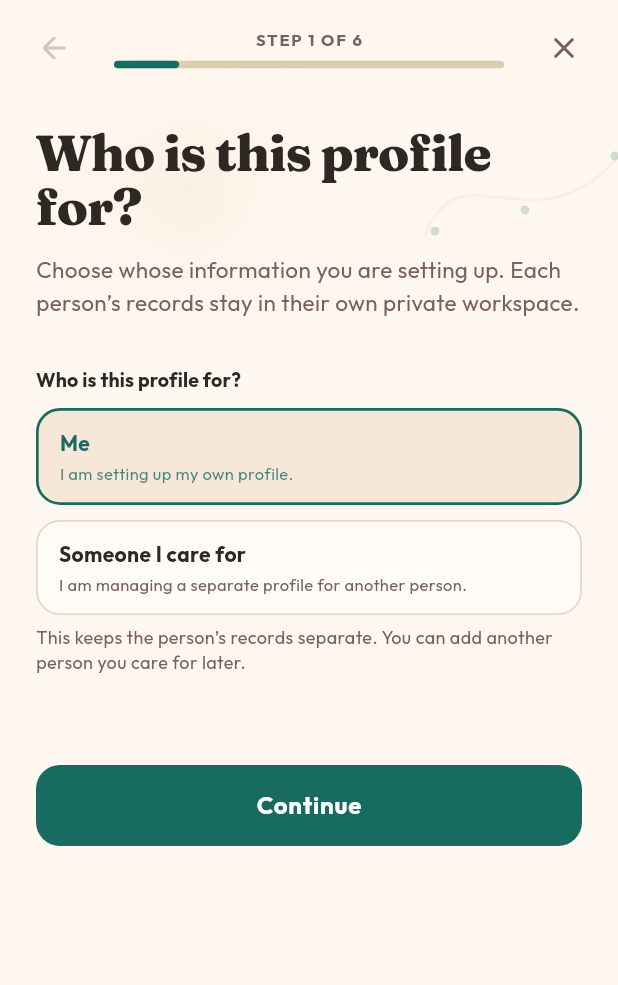
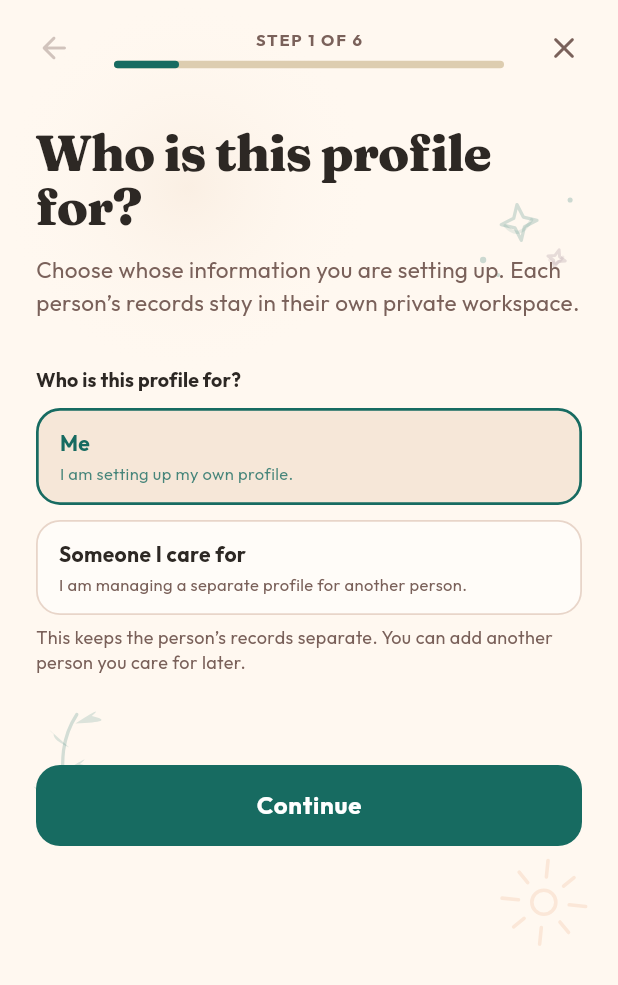
Before and after one commit to TyeLenol/spineup, a Flutter app: the screen it shows after launch, after a tap on "Skip", after a tap on "Set up my space", on a phone screen of 412 x 824 dp. Shown: the top 985 px of the screen. Run offline on Flutter 3.47's test engine with Material 3 defaults, Android fonts, the phone set to English and light mode, and no system bars; our stand-ins replace file_picker, fl_chart, flutter_expandable_fab, flutter_svg, google_fonts, image_picker and 3 more; missing offline and left inert: cryptography_plus, rss_dart; accounts and stored records are empty.

Commit message:
feat: add profile background doodles

```diff
--- a/lib/screens/profile_setup/living_background.dart
+++ b/lib/screens/profile_setup/living_background.dart
@@ -1,3 +1,5 @@
+import 'dart:math' as math;
+
 import 'package:flutter/material.dart';
 
 import '../../theme/app_theme.dart';
@@ -31,13 +33,8 @@ class LivingBackground extends StatelessWidget {
               ),
             ),
           ),
-          Positioned(
-            top: 74,
-            right: -12,
-            child: CustomPaint(
-              size: const Size(152, 112),
-              painter: _ThreadSignaturePainter(step: step),
-            ),
+          Positioned.fill(
+            child: CustomPaint(painter: _ProfileDoodlePainter(step: step)),
           ),
         ],
       ),
@@ -45,34 +42,146 @@ class LivingBackground extends StatelessWidget {
   }
 }
 
-class _ThreadSignaturePainter extends CustomPainter {
+class _ProfileDoodlePainter extends CustomPainter {
   final int step;
 
-  const _ThreadSignaturePainter({required this.step});
+  const _ProfileDoodlePainter({required this.step});
 
   @override
   void paint(Canvas canvas, Size size) {
-    final coral = Paint()
-      ..color = AppTheme.profileWarm.withValues(alpha: 0.2)
+    final teal = Paint()
+      ..color = AppTheme.profileSage.withValues(alpha: 0.19)
       ..style = PaintingStyle.stroke
-      ..strokeWidth = 2
-      ..strokeCap = StrokeCap.round;
-    final sage = Paint()
-      ..color = AppTheme.profileSage.withValues(alpha: 0.2)
+      ..strokeWidth = 2.2
+      ..strokeCap = StrokeCap.round
+      ..strokeJoin = StrokeJoin.round;
+    final terracotta = Paint()
+      ..color = AppTheme.profileWarm.withValues(alpha: 0.34)
+      ..style = PaintingStyle.stroke
+      ..strokeWidth = 2.4
+      ..strokeCap = StrokeCap.round
+      ..strokeJoin = StrokeJoin.round;
+    final berry = Paint()
+      ..color = const Color(0xFF7B5A70).withValues(alpha: 0.18)
+      ..style = PaintingStyle.stroke
+      ..strokeWidth = 2.0
+      ..strokeCap = StrokeCap.round
+      ..strokeJoin = StrokeJoin.round;
+
+    final width = size.width;
+    final height = size.height;
+    final offset = step.isEven ? 0.018 : 0.0;
+
+    _drawStars(
+      canvas,
+      Offset(width * (0.84 + offset), height * 0.18),
+      teal,
+      berry,
+    );
+    _drawSunburst(canvas, Offset(width * 0.88, height * 0.73), terracotta);
+    _drawLeafySprig(canvas, Offset(width * 0.10, height * 0.68), teal);
+  }
+
+  void _drawStars(Canvas canvas, Offset center, Paint teal, Paint berry) {
+    _drawStar(canvas, center, 12, teal, rotation: -0.12);
+    _drawStar(canvas, center + const Offset(25, 24), 6, berry, rotation: 0.28);
+    final dots = Paint()
+      ..color = teal.color.withValues(alpha: 0.22)
       ..style = PaintingStyle.fill;
+    canvas.drawCircle(center + const Offset(-24, 25), 2.1, dots);
+    canvas.drawCircle(center + const Offset(-14, 35), 1.4, dots);
+    canvas.drawCircle(center + const Offset(34, -15), 1.7, dots);
+  }
 
-    final offset = step.isEven ? 10.0 : 0.0;
-    final thread = Path()
-      ..moveTo(12, 82)
-      ..cubicTo(34, 22 + offset, 88, 96 - offset, 142, 28 + offset);
-    canvas.drawPath(thread, coral);
+  void _drawStar(
+    Canvas canvas,
+    Offset center,
+    double radius,
+    Paint paint, {
+    required double rotation,
+  }) {
+    final path = Path();
+    for (var i = 0; i < 8; i++) {
+      final angle = rotation + i * math.pi / 4 - math.pi / 2;
+      final length = i.isEven ? radius : radius * 0.38;
+      final point = center + Offset(math.cos(angle), math.sin(angle)) * length;
+      if (i == 0) {
+        path.moveTo(point.dx, point.dy);
+      } else {
+        path.lineTo(point.dx, point.dy);
+      }
+    }
+    path.close();
+    canvas.drawPath(path, paint);
+    final echo = Path()
+      ..moveTo(center.dx - radius * 0.78, center.dy + radius * 0.18)
+      ..quadraticBezierTo(
+        center.dx,
+        center.dy + radius * 1.05,
+        center.dx + radius * 0.70,
+        center.dy - radius * 0.16,
+      );
+    final echoPaint = Paint()
+      ..color = paint.color.withValues(alpha: 0.10)
+      ..style = paint.style
+      ..strokeWidth = paint.strokeWidth
+      ..strokeCap = paint.strokeCap
+      ..strokeJoin = paint.strokeJoin;
+    canvas.drawPath(echo, echoPaint);
+  }
 
-    for (final point in [Offset(18, 80), Offset(78, 66), Offset(138, 30)]) {
-      canvas.drawCircle(point, 3, sage);
+  void _drawSunburst(Canvas canvas, Offset center, Paint paint) {
+    canvas.drawCircle(center, 8, paint);
+    for (var i = 0; i < 8; i++) {
+      final angle = i * math.pi / 4 + 0.1;
+      final start = center + Offset(math.cos(angle), math.sin(angle)) * 17;
+      final end =
+          center +
+          Offset(math.cos(angle), math.sin(angle)) * (26 + (i.isEven ? 2 : 0));
+      canvas.drawLine(start, end, paint);
+    }
+  }
+
+  void _drawLeafySprig(Canvas canvas, Offset base, Paint paint) {
+    final stem = Path()
+      ..moveTo(base.dx, base.dy)
+      ..cubicTo(
+        base.dx + 5,
+        base.dy - 35,
+        base.dx - 7,
+        base.dy - 58,
+        base.dx + 10,
+        base.dy - 84,
+      );
+    canvas.drawPath(stem, paint);
+
+    final leafPaint = Paint()
+      ..color = AppTheme.profileSage.withValues(alpha: 0.15)
+      ..style = PaintingStyle.fill;
+    final leaves = [
+      (Offset(-5, -27), Offset(-25, -35)),
+      (Offset(0, -45), Offset(22, -53)),
+      (Offset(5, -62), Offset(-14, -73)),
+      (Offset(9, -78), Offset(29, -85)),
+    ];
+    for (final leaf in leaves) {
+      final tip = base + leaf.$1;
+      final side = base + leaf.$2;
+      final leafPath = Path()
+        ..moveTo(tip.dx, tip.dy)
+        ..quadraticBezierTo(
+          side.dx,
+          side.dy - 6,
+          side.dx + (tip.dx - side.dx) * 0.45,
+          side.dy + 2,
+        )
+        ..quadraticBezierTo(side.dx + 8, side.dy + 6, tip.dx, tip.dy)
+        ..close();
+      canvas.drawPath(leafPath, leafPaint);
     }
   }
 
   @override
-  bool shouldRepaint(covariant _ThreadSignaturePainter oldDelegate) =>
+  bool shouldRepaint(covariant _ProfileDoodlePainter oldDelegate) =>
       oldDelegate.step != step;
 }
```
